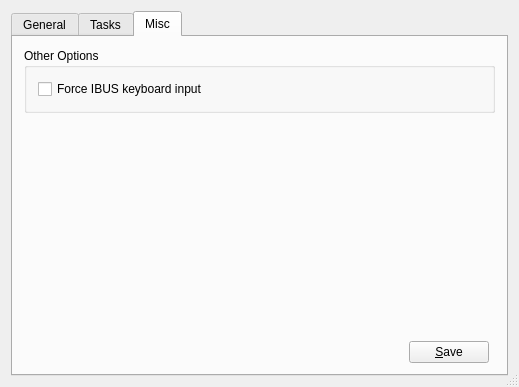
First picture: the form in src-qt4/pc-sysmanager/pbsystemtab.ui, repository trueos/pcbsd, before the edit.
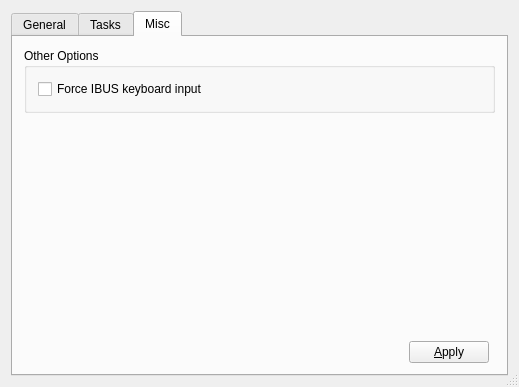
Second picture: the form after the edit. The open tabs and pages were chosen to show the change. Icons and pictures are not drawn.

Commit message: Updated shortcut keys and Changed save button to apply.

The edit to the form file:
```diff
--- a/src-qt4/pc-sysmanager/pbsystemtab.ui
+++ b/src-qt4/pc-sysmanager/pbsystemtab.ui
@@ -585,7 +585,7 @@
        <item row="2" column="1">
         <widget class="QPushButton" name="pushMiscSave">
          <property name="text">
-          <string>&amp;Save</string>
+          <string>&amp;Apply</string>
          </property>
         </widget>
        </item>
```
Left out of the diff: 4 changed lines with no effect on the pictures. The commit also changes 1 other file.
